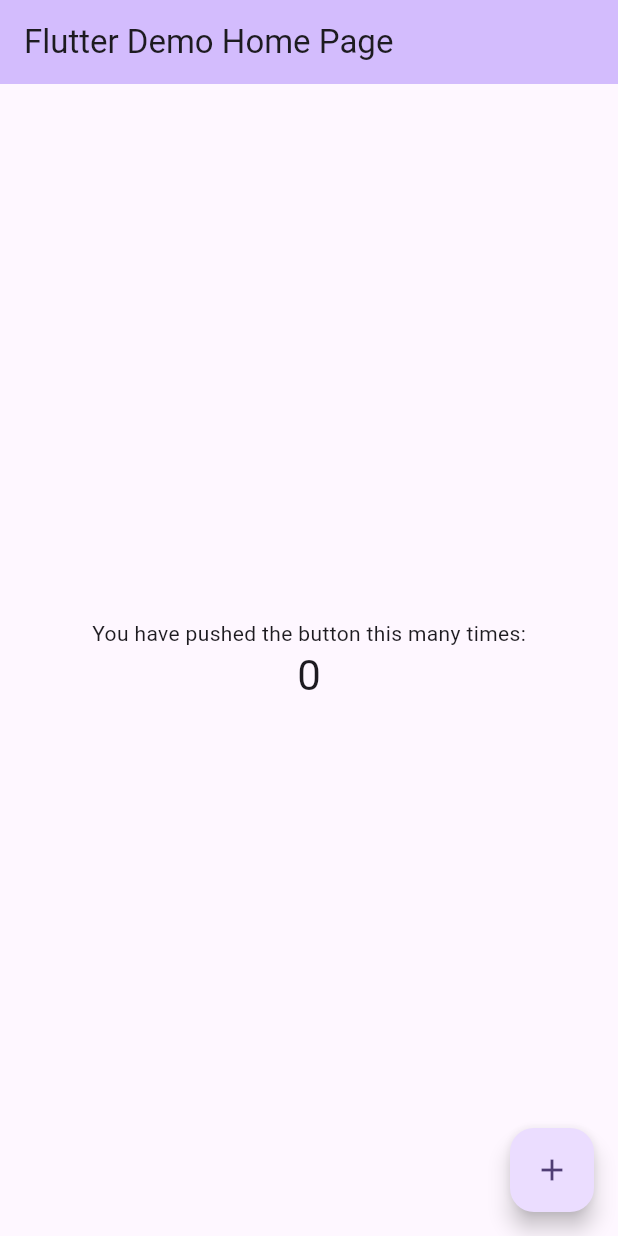
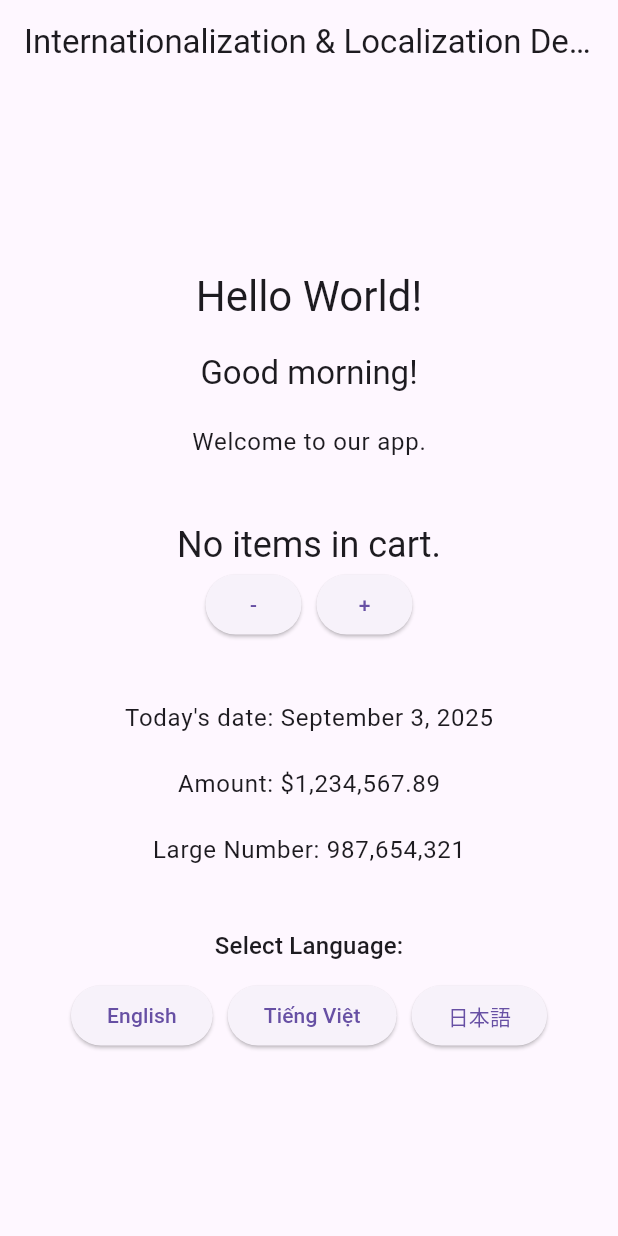
Before and after one commit to Kevindai2369/Crossplatform_Development_App, a Flutter app: the screen it shows after launch, on a phone screen of 412 x 824 dp. Run offline on Flutter 3.47's test engine with Material 3 defaults, Android fonts, the light colour scheme and no system bars; generated files the repository leaves out were written again.

Commit message:
fix things

```diff
--- a/Midterm/demo/lib/l10n/app_en.arb
+++ b/Midterm/demo/lib/l10n/app_en.arb
@@ -8,7 +8,7 @@
   "@greeting": {},
   "welcomeMessage": "Welcome to our app.",
   "@welcomeMessage": {},
-  "itemsInCart": "{itemCount, plural, =0{No items in cart.} =1{One item in cart.} other{{{itemCount} items in cart.}}}",
+  "itemsInCart": "{itemCount, plural, =0{No items in cart.} =1{One item in cart.} other{{itemCount} items in cart.}}",
   "@itemsInCart": {
     "description": "Number of items in cart",
     "placeholders": {
--- a/Midterm/demo/lib/l10n/app_ja.arb
+++ b/Midterm/demo/lib/l10n/app_ja.arb
@@ -19,12 +19,16 @@
   },
   "currentDate": "今日の日にち: {date}",
   "@currentDate": {
+    "description": "今日の日付を表示",
     "placeholders": {
-      "date": {}
+      "date": {
+        "type": "String"
+      }
     }
   },
   "amount": "金額: {amount}",
   "@amount": {
+    "description": "金額の値を表示",
     "placeholders": {
       "amount": {
         "type": "double"
--- a/Midterm/demo/lib/l10n/app_vi.arb
+++ b/Midterm/demo/lib/l10n/app_vi.arb
@@ -8,7 +8,7 @@
   "@greeting": {},
   "welcomeMessage": "Chào mừng bạn đến với ứng dụng của chúng tôi.",
   "@welcomeMessage": {},
-  "itemsInCart": "{itemCount, plural, other{{{itemCount} sản phẩm trong giỏ hàng.}}}",
+  "itemsInCart": "{itemCount, plural, other{{itemCount} sản phẩm trong giỏ hàng.}}",
   "@itemsInCart": {
     "description": "Số lượng sản phẩm trong giỏ hàng",
     "placeholders": {
--- a/Midterm/demo/lib/main.dart
+++ b/Midterm/demo/lib/main.dart
@@ -1,122 +1,210 @@
+// lib/main.dart
 import 'package:flutter/material.dart';
+import 'package:flutter_localizations/flutter_localizations.dart';
+import 'package:flutter_gen/gen_l10n/app_localizations.dart';
+import 'package:intl/intl.dart';
 
 void main() {
   runApp(const MyApp());
 }
 
-class MyApp extends StatelessWidget {
-  const MyApp({super.key});
+class MyApp extends StatefulWidget {
+  const MyApp({Key? key}) : super(key: key);
 
-  // This widget is the root of your application.
+  @override
+  State<MyApp> createState() => _MyAppState();
+}
+
+class _MyAppState extends State<MyApp> {
+  // Biến để theo dõi ngôn ngữ hiện tại, mặc định là tiếng Anh
+  Locale _locale = const Locale('en', '');
+
+  void _changeLanguage(Locale locale) {
+    setState(() {
+      _locale = locale;
+    });
+  }
+
   @override
   Widget build(BuildContext context) {
     return MaterialApp(
-      title: 'Flutter Demo',
-      theme: ThemeData(
-        // This is the theme of your application.
-        //
-        // TRY THIS: Try running your application with "flutter run". You'll see
-        // the application has a purple toolbar. Then, without quitting the app,
-        // try changing the seedColor in the colorScheme below to Colors.green
-        // and then invoke "hot reload" (save your changes or press the "hot
-        // reload" button in a Flutter-supported IDE, or press "r" if you used
-        // the command line to start the app).
-        //
-        // Notice that the counter didn't reset back to zero; the application
-        // state is not lost during the reload. To reset the state, use hot
-        // restart instead.
-        //
-        // This works for code too, not just values: Most code changes can be
-        // tested with just a hot reload.
-        colorScheme: ColorScheme.fromSeed(seedColor: Colors.deepPurple),
+      title: 'Flutter i18n & l10n Demo',
+      // Cấu hình các locales được hỗ trợ, bây giờ có 3 ngôn ngữ
+      supportedLocales: const [
+        Locale('en', ''), // Tiếng Anh
+        Locale('vi', ''), // Tiếng Việt
+        Locale('ja', ''), // Tiếng Nhật
+      ],
+      localizationsDelegates: const [
+        AppLocalizations.delegate,
+        GlobalMaterialLocalizations.delegate,
+        GlobalWidgetsLocalizations.delegate,
+        GlobalCupertinoLocalizations.delegate,
+      ],
+      locale: _locale,
+      home: MyHomePage(
+        title: 'Internationalization & Localization Demo (3 Languages)',
+        onLanguageChanged: _changeLanguage,
       ),
-      home: const MyHomePage(title: 'Flutter Demo Home Page'),
     );
   }
 }
 
 class MyHomePage extends StatefulWidget {
-  const MyHomePage({super.key, required this.title});
-
-  // This widget is the home page of your application. It is stateful, meaning
-  // that it has a State object (defined below) that contains fields that affect
-  // how it looks.
-
-  // This class is the configuration for the state. It holds the values (in this
-  // case the title) provided by the parent (in this case the App widget) and
-  // used by the build method of the State. Fields in a Widget subclass are
-  // always marked "final".
+  const MyHomePage({
+    Key? key,
+    required this.title,
+    required this.onLanguageChanged,
+  }) : super(key: key);
 
   final String title;
+  final Function(Locale) onLanguageChanged;
 
   @override
   State<MyHomePage> createState() => _MyHomePageState();
 }
 
 class _MyHomePageState extends State<MyHomePage> {
-  int _counter = 0;
+  int _itemCount = 0;
 
-  void _incrementCounter() {
+  void _incrementItemCount() {
     setState(() {
-      // This call to setState tells the Flutter framework that something has
-      // changed in this State, which causes it to rerun the build method below
-      // so that the display can reflect the updated values. If we changed
-      // _counter without calling setState(), then the build method would not be
-      // called again, and so nothing would appear to happen.
-      _counter++;
+      _itemCount++;
+    });
+  }
+
+  void _decrementItemCount() {
+    setState(() {
+      if (_itemCount > 0) {
+        _itemCount--;
+      }
     });
   }
 
   @override
   Widget build(BuildContext context) {
-    // This method is rerun every time setState is called, for instance as done
-    // by the _incrementCounter method above.
-    //
-    // The Flutter framework has been optimized to make rerunning build methods
-    // fast, so that you can just rebuild anything that needs updating rather
-    // than having to individually change instances of widgets.
+    final appLocalizations = AppLocalizations.of(context)!;
+    final currentLocale = Localizations.localeOf(context);
+
+    // Định dạng ngày tháng
+    final DateTime now = DateTime.now();
+    final DateFormat dateFormatter = DateFormat.yMMMMd(currentLocale.languageCode);
+    final String formattedDate = dateFormatter.format(now);
+
+    // Định dạng tiền tệ
+    final double price = 1234567.89;
+    String currencySymbol;
+    if (currentLocale.languageCode == 'vi') {
+      currencySymbol = '₫';
+    } else if (currentLocale.languageCode == 'ja') {
+      currencySymbol = '円'; // Ký hiệu Yen Nhật
+    } else {
+      currencySymbol = '\$';
+    }
+
+    final NumberFormat currencyFormatter = NumberFormat.currency(
+      locale: currentLocale.languageCode,
+      symbol: currencySymbol,
+    );
+    final String formattedCurrency = currencyFormatter.format(price);
+
+    // Định dạng số
+    final int bigNumber = 987654321;
+    final NumberFormat numberFormatter = NumberFormat.decimalPattern(currentLocale.languageCode);
+    final String formattedNumber = numberFormatter.format(bigNumber);
+
     return Scaffold(
       appBar: AppBar(
-        // TRY THIS: Try changing the color here to a specific color (to
-        // Colors.amber, perhaps?) and trigger a hot reload to see the AppBar
-        // change color while the other colors stay the same.
-        backgroundColor: Theme.of(context).colorScheme.inversePrimary,
-        // Here we take the value from the MyHomePage object that was created by
-        // the App.build method, and use it to set our appbar title.
         title: Text(widget.title),
       ),
       body: Center(
-        // Center is a layout widget. It takes a single child and positions it
-        // in the middle of the parent.
+        child: SingleChildScrollView(
+          padding: const EdgeInsets.all(16.0),
           child: Column(
-          // Column is also a layout widget. It takes a list of children and
-          // arranges them vertically. By default, it sizes itself to fit its
-          // children horizontally, and tries to be as tall as its parent.
-          //
-          // Column has various properties to control how it sizes itself and
-          // how it positions its children. Here we use mainAxisAlignment to
-          // center the children vertically; the main axis here is the vertical
-          // axis because Columns are vertical (the cross axis would be
-          // horizontal).
-          //
-          // TRY THIS: Invoke "debug painting" (choose the "Toggle Debug Paint"
-          // action in the IDE, or press "p" in the console), to see the
-          // wireframe for each widget.
             mainAxisAlignment: MainAxisAlignment.center,
             children: <Widget>[
-            const Text('You have pushed the button this many times:'),
               Text(
-              '$_counter',
+                appLocalizations.helloWorld,
                 style: Theme.of(context).textTheme.headlineMedium,
+              ),
+              const SizedBox(height: 20),
+              Text(
+                appLocalizations.greeting,
+                style: Theme.of(context).textTheme.titleLarge,
+              ),
+              const SizedBox(height: 20),
+              Text(
+                appLocalizations.welcomeMessage,
+                style: Theme.of(context).textTheme.bodyLarge,
+              ),
+              const SizedBox(height: 40),
+
+              Text(
+                appLocalizations.itemsInCart(_itemCount),
+                style: Theme.of(context).textTheme.headlineSmall,
+              ),
+              Row(
+                mainAxisAlignment: MainAxisAlignment.center,
+                children: [
+                  ElevatedButton(
+                    onPressed: _decrementItemCount,
+                    child: const Text('-'),
+                  ),
+                  const SizedBox(width: 10),
+                  ElevatedButton(
+                    onPressed: _incrementItemCount,
+                    child: const Text('+'),
+                  ),
+                ],
+              ),
+              const SizedBox(height: 40),
+
+              Text(
+                appLocalizations.currentDate(formattedDate),
+                style: Theme.of(context).textTheme.bodyLarge,
+              ),
+              const SizedBox(height: 20),
+
+              Text(
+                appLocalizations.amount(formattedCurrency),
+                style: Theme.of(context).textTheme.bodyLarge,
+              ),
+              const SizedBox(height: 20),
+
+              Text(
+                'Large Number: ${formattedNumber}',
+                style: Theme.of(context).textTheme.bodyLarge,
+              ),
+              const SizedBox(height: 40),
+
+              Text(
+                appLocalizations.languageSelection, // Text "Select Language:"
+                style: Theme.of(context).textTheme.titleMedium,
+              ),
+              const SizedBox(height: 10),
+              Row(
+                mainAxisAlignment: MainAxisAlignment.center,
+                children: [
+                  ElevatedButton(
+                    onPressed: () => widget.onLanguageChanged(const Locale('en', '')),
+                    child: const Text('English'),
+                  ),
+                  const SizedBox(width: 10),
+                  ElevatedButton(
+                    onPressed: () => widget.onLanguageChanged(const Locale('vi', '')),
+                    child: const Text('Tiếng Việt'),
+                  ),
+                  const SizedBox(width: 10),
+                  ElevatedButton(
+                    onPressed: () => widget.onLanguageChanged(const Locale('ja', '')),
+                    child: const Text('日本語'), // Japanese
+                  ),
+                ],
               ),
             ],
           ),
         ),
-      floatingActionButton: FloatingActionButton(
-        onPressed: _incrementCounter,
-        tooltip: 'Increment',
-        child: const Icon(Icons.add),
-      ), // This trailing comma makes auto-formatting nicer for build methods.
+      ),
     );
   }
 }
```
Lines whose indentation alone changed are shown as unchanged.
